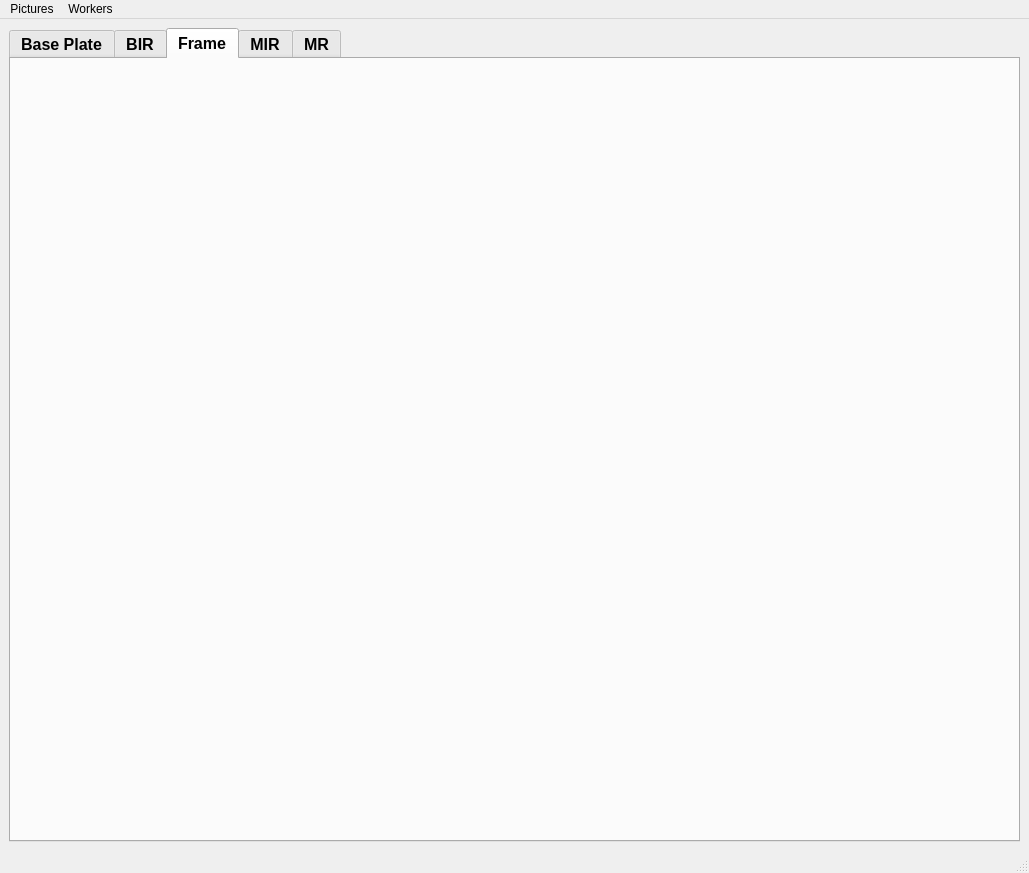
First picture: the form in guis/panel/partsprep/partsPrepUI.ui, repository bamesserly/mu2e-tracker-factory, before the edit.
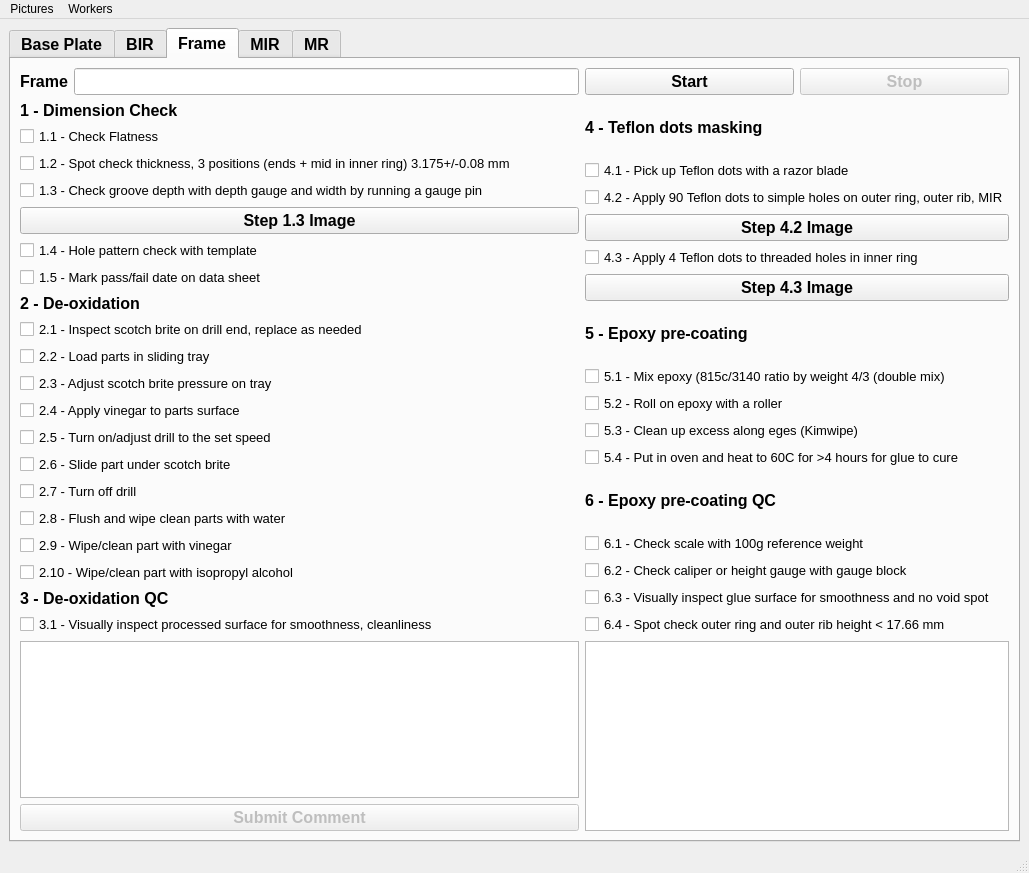
Second picture: the form after the edit. The open tabs and pages were chosen to show the change.

Commit message: BP done, Frame and MIR UI done - see title

What changed in the file:
```diff
--- a/guis/panel/partsprep/partsPrepUI.ui
+++ b/guis/panel/partsprep/partsPrepUI.ui
@@ -1305,6 +1305,550 @@
        <attribute name="title">
         <string>Frame</string>
        </attribute>
+       <layout class="QGridLayout" name="gridLayout_10">
+        <item row="0" column="0">
+         <widget class="QLabel" name="label_11">
+          <property name="text">
+           <string>Frame</string>
+          </property>
+         </widget>
+        </item>
+        <item row="0" column="1">
+         <widget class="QLineEdit" name="frLE"/>
+        </item>
+        <item row="0" column="2">
+         <widget class="QPushButton" name="frStartPB">
+          <property name="text">
+           <string>Start</string>
+          </property>
+         </widget>
+        </item>
+        <item row="0" column="3">
+         <widget class="QPushButton" name="frStopPB">
+          <property name="enabled">
+           <bool>false</bool>
+          </property>
+          <property name="text">
+           <string>Stop</string>
+          </property>
+         </widget>
+        </item>
+        <item row="1" column="0" colspan="2">
+         <layout class="QVBoxLayout" name="verticalLayout_6">
+          <item>
+           <widget class="QLabel" name="label_12">
+            <property name="enabled">
+             <bool>true</bool>
+            </property>
+            <property name="font">
+             <font>
+              <pointsize>12</pointsize>
+              <weight>75</weight>
+              <bold>true</bold>
+             </font>
+            </property>
+            <property name="text">
+             <string>1 - Dimension Check</string>
+            </property>
+           </widget>
+          </item>
+          <item>
+           <widget class="QCheckBox" name="fr1_1">
+            <property name="font">
+             <font>
+              <pointsize>10</pointsize>
+              <weight>50</weight>
+              <bold>false</bold>
+             </font>
+            </property>
+            <property name="text">
+             <string>1.1 - Check Flatness</string>
+            </property>
+           </widget>
+          </item>
+          <item>
+           <widget class="QCheckBox" name="fr1_2">
+            <property name="font">
+             <font>
+              <pointsize>10</pointsize>
+              <weight>50</weight>
+              <bold>false</bold>
+             </font>
+            </property>
+            <property name="text">
+             <string>1.2 - Spot check thickness, 3 positions (ends + mid in inner ring) 3.175+/-0.08 mm</string>
+            </property>
+           </widget>
+          </item>
+          <item>
+           <widget class="QCheckBox" name="fr1_3">
+            <property name="font">
+             <font>
+              <pointsize>10</pointsize>
+              <weight>50</weight>
+              <bold>false</bold>
+             </font>
+            </property>
+            <property name="text">
+             <string>1.3 - Check groove depth with depth gauge and width by running a gauge pin</string>
+            </property>
+           </widget>
+          </item>
+          <item>
+           <widget class="QPushButton" name="frImage1_3">
+            <property name="text">
+             <string>Step 1.3 Image</string>
+            </property>
+           </widget>
+          </item>
+          <item>
+           <widget class="QCheckBox" name="fr1_4">
+            <property name="font">
+             <font>
+              <pointsize>10</pointsize>
+              <weight>50</weight>
+              <bold>false</bold>
+             </font>
+            </property>
+            <property name="text">
+             <string>1.4 - Hole pattern check with template</string>
+            </property>
+           </widget>
+          </item>
+          <item>
+           <widget class="QCheckBox" name="fr1_5">
+            <property name="font">
+             <font>
+              <pointsize>10</pointsize>
+              <weight>50</weight>
+              <bold>false</bold>
+             </font>
+            </property>
+            <property name="text">
+             <string>1.5 - Mark pass/fail date on data sheet</string>
+            </property>
+           </widget>
+          </item>
+          <item>
+           <widget class="QLabel" name="label_13">
+            <property name="enabled">
+             <bool>true</bool>
+            </property>
+            <property name="font">
+             <font>
+              <pointsize>12</pointsize>
+              <weight>75</weight>
+              <bold>true</bold>
+             </font>
+            </property>
+            <property name="text">
+             <string>2 - De-oxidation</string>
+            </property>
+           </widget>
+          </item>
+          <item>
+           <widget class="QCheckBox" name="fr2_1">
+            <property name="font">
+             <font>
+              <pointsize>10</pointsize>
+              <weight>50</weight>
+              <bold>false</bold>
+             </font>
+            </property>
+            <property name="text">
+             <string>2.1 - Inspect scotch brite on drill end, replace as needed</string>
+            </property>
+           </widget>
+          </item>
+          <item>
+           <widget class="QCheckBox" name="fr2_2">
+            <property name="font">
+             <font>
+              <pointsize>10</pointsize>
+              <weight>50</weight>
+              <bold>false</bold>
+             </font>
+            </property>
+            <property name="text">
+             <string>2.2 - Load parts in sliding tray</string>
+            </property>
+           </widget>
+          </item>
+          <item>
+           <widget class="QCheckBox" name="fr2_3">
+            <property name="font">
+             <font>
+              <pointsize>10</pointsize>
+              <weight>50</weight>
+              <bold>false</bold>
+             </font>
+            </property>
+            <property name="text">
+             <string>2.3 - Adjust scotch brite pressure on tray</string>
+            </property>
+           </widget>
+          </item>
+          <item>
+           <widget class="QCheckBox" name="fr2_4">
+            <property name="font">
+             <font>
+              <pointsize>10</pointsize>
+              <weight>50</weight>
+              <bold>false</bold>
+             </font>
+            </property>
+            <property name="text">
+             <string>2.4 - Apply vinegar to parts surface</string>
+            </property>
+           </widget>
+          </item>
+          <item>
+           <widget class="QCheckBox" name="fr2_5">
+            <property name="font">
+             <font>
+              <pointsize>10</pointsize>
+              <weight>50</weight>
+              <bold>false</bold>
+             </font>
+            </property>
+            <property name="text">
+             <string>2.5 - Turn on/adjust drill to the set speed</string>
+            </property>
+           </widget>
+          </item>
+          <item>
+           <widget class="QCheckBox" name="fr2_6">
+            <property name="font">
+             <font>
+              <pointsize>10</pointsize>
+              <weight>50</weight>
+              <bold>false</bold>
+             </font>
+            </property>
+            <property name="text">
+             <string>2.6 - Slide part under scotch brite</string>
+            </property>
+           </widget>
+          </item>
+          <item>
+           <widget class="QCheckBox" name="fr2_7">
+            <property name="font">
+             <font>
+              <pointsize>10</pointsize>
+              <weight>50</weight>
+              <bold>false</bold>
+             </font>
+            </property>
+            <property name="text">
+             <string>2.7 - Turn off drill</string>
+            </property>
+           </widget>
+          </item>
+          <item>
+           <widget class="QCheckBox" name="fr2_8">
+            <property name="font">
+             <font>
+              <pointsize>10</pointsize>
+              <weight>50</weight>
+              <bold>false</bold>
+             </font>
+            </property>
+            <property name="text">
+             <string>2.8 - Flush and wipe clean parts with water</string>
+            </property>
+           </widget>
+          </item>
+          <item>
+           <widget class="QCheckBox" name="fr2_9">
+            <property name="font">
+             <font>
+              <pointsize>10</pointsize>
+              <weight>50</weight>
+              <bold>false</bold>
+             </font>
+            </property>
+            <property name="text">
+             <string>2.9 - Wipe/clean part with vinegar</string>
+            </property>
+           </widget>
+          </item>
+          <item>
+           <widget class="QCheckBox" name="fr2_10">
+            <property name="font">
+             <font>
+              <pointsize>10</pointsize>
+              <weight>50</weight>
+              <bold>false</bold>
+             </font>
+            </property>
+            <property name="text">
+             <string>2.10 - Wipe/clean part with isopropyl alcohol</string>
+            </property>
+           </widget>
+          </item>
+          <item>
+           <widget class="QLabel" name="label_14">
+            <property name="enabled">
+             <bool>true</bool>
+            </property>
+            <property name="font">
+             <font>
+              <pointsize>12</pointsize>
+              <weight>75</weight>
+              <bold>true</bold>
+             </font>
+            </property>
+            <property name="text">
+             <string>3 - De-oxidation QC</string>
+            </property>
+           </widget>
+          </item>
+          <item>
+           <widget class="QCheckBox" name="fr3_1">
+            <property name="font">
+             <font>
+              <pointsize>10</pointsize>
+              <weight>50</weight>
+              <bold>false</bold>
+             </font>
+            </property>
+            <property name="text">
+             <string>3.1 - Visually inspect processed surface for smoothness, cleanliness</string>
+            </property>
+           </widget>
+          </item>
+         </layout>
+        </item>
+        <item row="1" column="2" colspan="2">
+         <layout class="QVBoxLayout" name="verticalLayout_5">
+          <item>
+           <widget class="QLabel" name="label_15">
+            <property name="enabled">
+             <bool>true</bool>
+            </property>
+            <property name="font">
+             <font>
+              <pointsize>12</pointsize>
+              <weight>75</weight>
+              <bold>true</bold>
+             </font>
+            </property>
+            <property name="text">
+             <string>4 - Teflon dots masking</string>
+            </property>
+           </widget>
+          </item>
+          <item>
+           <widget class="QCheckBox" name="fr4_1">
+            <property name="font">
+             <font>
+              <pointsize>10</pointsize>
+              <weight>50</weight>
+              <bold>false</bold>
+             </font>
+            </property>
+            <property name="text">
+             <string>4.1 - Pick up Teflon dots with a razor blade</string>
+            </property>
+           </widget>
+          </item>
+          <item>
+           <widget class="QCheckBox" name="fr4_2">
+            <property name="font">
+             <font>
+              <pointsize>10</pointsize>
+              <weight>50</weight>
+              <bold>false</bold>
+             </font>
+            </property>
+            <property name="text">
+             <string>4.2 - Apply 90 Teflon dots to simple holes on outer ring, outer rib, MIR</string>
+            </property>
+           </widget>
+          </item>
+          <item>
+           <widget class="QPushButton" name="frImage4_2">
+            <property name="text">
+             <string>Step 4.2 Image</string>
+            </property>
+           </widget>
+          </item>
+          <item>
+           <widget class="QCheckBox" name="fr4_3">
+            <property name="font">
+             <font>
+              <pointsize>10</pointsize>
+              <weight>50</weight>
+              <bold>false</bold>
+             </font>
+            </property>
+            <property name="text">
+             <string>4.3 - Apply 4 Teflon dots to threaded holes in inner ring</string>
+            </property>
+           </widget>
+          </item>
+          <item>
+           <widget class="QPushButton" name="frImage4_3">
+            <property name="text">
+             <string>Step 4.3 Image</string>
+            </property>
+           </widget>
+          </item>
+          <item>
+           <widget class="QLabel" name="label_26">
+            <property name="text">
+             <string>5 - Epoxy pre-coating</string>
+            </property>
+           </widget>
+          </item>
+          <item>
+           <widget class="QCheckBox" name="fr5_1">
+            <property name="font">
+             <font>
+              <pointsize>10</pointsize>
+              <weight>50</weight>
+              <bold>false</bold>
+             </font>
+            </property>
+            <property name="text">
+             <string>5.1 - Mix epoxy (815c/3140 ratio by weight 4/3 (double mix)</string>
+            </property>
+           </widget>
+          </item>
+          <item>
+           <widget class="QCheckBox" name="fr5_2">
+            <property name="font">
+             <font>
+              <pointsize>10</pointsize>
+              <weight>50</weight>
+              <bold>false</bold>
+             </font>
+            </property>
+            <property name="text">
+             <string>5.2 - Roll on epoxy with a roller</string>
+            </property>
+           </widget>
+          </item>
+          <item>
+           <widget class="QCheckBox" name="fr5_3">
+            <property name="font">
+             <font>
+              <pointsize>10</pointsize>
+              <weight>50</weight>
+              <bold>false</bold>
+             </font>
+            </property>
+            <property name="text">
+             <string>5.3 - Clean up excess along eges (Kimwipe)</string>
+            </property>
+           </widget>
+          </item>
+          <item>
+           <widget class="QCheckBox" name="fr5_4">
+            <property name="font">
+             <font>
+              <pointsize>10</pointsize>
+              <weight>50</weight>
+              <bold>false</bold>
+             </font>
+            </property>
+            <property name="text">
+             <string>5.4 - Put in oven and heat to 60C for &gt;4 hours for glue to cure</string>
+            </property>
+           </widget>
+          </item>
+          <item>
+           <widget class="QLabel" name="label_27">
+            <property name="text">
+             <string>6 - Epoxy pre-coating QC</string>
+            </property>
+           </widget>
+          </item>
+          <item>
+           <widget class="QCheckBox" name="fr6_1">
+            <property name="font">
+             <font>
+              <pointsize>10</pointsize>
+              <weight>50</weight>
+              <bold>false</bold>
+             </font>
+            </property>
+            <property name="text">
+             <string>6.1 - Check scale with 100g reference weight</string>
+            </property>
+           </widget>
+          </item>
+          <item>
+           <widget class="QCheckBox" name="fr6_2">
+            <property name="font">
+             <font>
+              <pointsize>10</pointsize>
+              <weight>50</weight>
+              <bold>false</bold>
+             </font>
+            </property>
+            <property name="text">
+             <string>6.2 - Check caliper or height gauge with gauge block</string>
+            </property>
+           </widget>
+          </item>
+          <item>
+           <widget class="QCheckBox" name="fr6_3">
+            <property name="font">
+             <font>
+              <pointsize>10</pointsize>
+              <weight>50</weight>
+              <bold>false</bold>
+             </font>
+            </property>
+            <property name="text">
+             <string>6.3 - Visually inspect glue surface for smoothness and no void spot</string>
+            </property>
+           </widget>
+          </item>
+          <item>
+           <widget class="QCheckBox" name="fr6_4">
+            <property name="font">
+             <font>
+              <pointsize>10</pointsize>
+              <weight>50</weight>
+              <bold>false</bold>
+             </font>
+            </property>
+            <property name="text">
+             <string>6.4 - Spot check outer ring and outer rib height &lt; 17.66 mm</string>
+            </property>
+           </widget>
+          </item>
+         </layout>
+        </item>
+        <item row="2" column="0" colspan="2">
+         <widget class="QTextEdit" name="frComEntryTE"/>
+        </item>
+        <item row="2" column="2" rowspan="2" colspan="2">
+         <widget class="QTextEdit" name="frComDisplayTE">
+          <property name="minimumSize">
+           <size>
+            <width>0</width>
+            <height>75</height>
+           </size>
+          </property>
+          <property name="readOnly">
+           <bool>true</bool>
+          </property>
+         </widget>
+        </item>
+        <item row="3" column="0" colspan="2">
+         <widget class="QPushButton" name="frComEntryPB">
+          <property name="enabled">
+           <bool>false</bool>
+          </property>
+          <property name="text">
+           <string>Submit Comment</string>
+          </property>
+         </widget>
+        </item>
+       </layout>
       </widget>
       <widget class="QWidget" name="mir">
        <attribute name="title">
```
Left out of the diff: 515 changed lines with no effect on the pictures. The commit also changes 2 other files.
